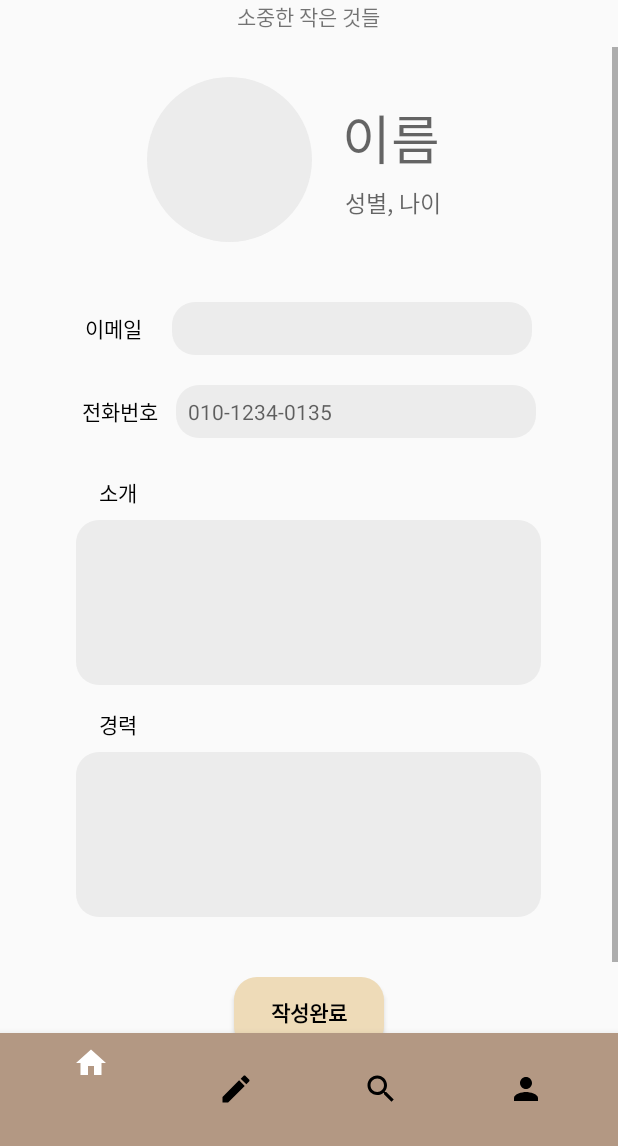
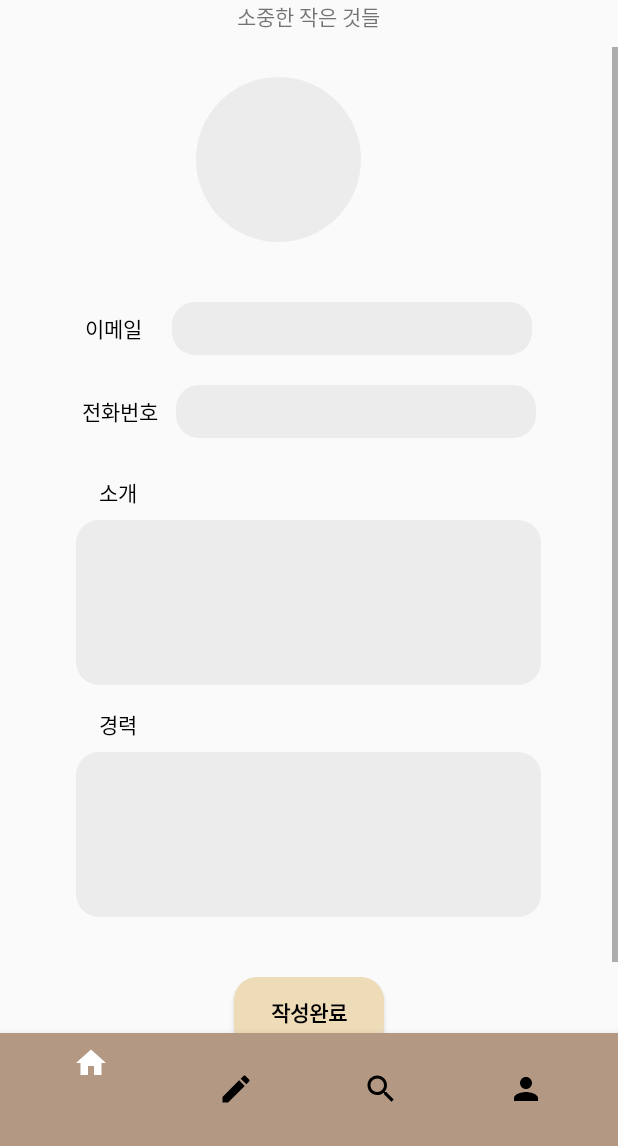
Before and after one commit to kangyeson/Sumtan, an Android app: the fragment Frag_write_user placed in its activity, on a phone screen of 412 x 824 dp, the part 90-1236 px from its top. Run offline under Robolectric (Android 15) with nearby library versions, the phone set to English and light mode, and no system bars; our stand-ins replace Firebase (no records; nobody signed in at launch, a user with empty details on screens opened directly).

Commit message:
중간커밋

```diff
--- a/app/build.gradle
+++ b/app/build.gradle
@@ -6,7 +6,7 @@ android {
     buildToolsVersion "30.0.2"
 
     defaultConfig {
-        applicationId "kr.hs.emirim.cho.sumtan"
+        applicationId "kr.hs.emirim.sumtan"
         minSdkVersion 16
         multiDexEnabled true
         targetSdkVersion 30
--- a/app/src/main/java/kr/hs/emirim/sumtan/Frag_write_user.java
+++ b/app/src/main/java/kr/hs/emirim/sumtan/Frag_write_user.java
@@ -3,13 +3,11 @@ package kr.hs.emirim.sumtan;
 import android.content.Intent;
 import android.os.Bundle;
 import android.text.TextUtils;
-import android.util.Log;
 import android.view.LayoutInflater;
 import android.view.View;
 import android.view.ViewGroup;
 import android.widget.Button;
 import android.widget.EditText;
-import android.widget.TextView;
 import android.widget.Toast;
 
 import androidx.annotation.NonNull;
@@ -19,9 +17,7 @@ import androidx.fragment.app.Fragment;
 import com.google.android.gms.tasks.OnCompleteListener;
 import com.google.android.gms.tasks.Task;
 import com.google.firebase.auth.FirebaseAuth;
-import com.google.firebase.auth.FirebaseUser;
 import com.google.firebase.firestore.DocumentReference;
-import com.google.firebase.firestore.DocumentSnapshot;
 import com.google.firebase.firestore.FieldValue;
 import com.google.firebase.firestore.FirebaseFirestore;
 
@@ -37,33 +33,22 @@ public class Frag_write_user extends Fragment {
 
     private EditText information;
     private EditText career;
-    private TextView user_email;
-    private TextView user_tele;
-    private TextView user_name;
     private Button btn_write;
     private String randomName;
 
-    private FirebaseAuth mAuth;
-    private FirebaseUser currentUser=null;
-    private String user_id;
-
-    FirebaseFirestore db=null;
+    private FirebaseAuth firebaseAuth;
+    private String current_user_id;
 
     @Nullable
     @Override
     public View onCreateView(@NonNull LayoutInflater inflater, @Nullable ViewGroup container, @Nullable Bundle savedInstanceState) {
         view = inflater.inflate(R.layout.activity_frag_write_user, container, false);
 
-        mAuth=FirebaseAuth.getInstance();
-        db= FirebaseFirestore.getInstance();
-        currentUser= mAuth.getCurrentUser();
+        firebaseAuth=FirebaseAuth.getInstance();
+        current_user_id=firebaseAuth.getCurrentUser().getUid();
 
         information=(EditText)view.findViewById(R.id.informationEditText);
         career=(EditText)view.findViewById(R.id.careerEditText);
-        user_email=(TextView)view.findViewById(R.id.user_email);
-        user_tele=(TextView)view.findViewById(R.id.user_tele);
-        user_name=(TextView)view.findViewById(R.id.user_name);
-
         btn_write=(Button)view.findViewById(R.id.btn_write);
 
         btn_write.setOnClickListener(new View.OnClickListener(){
@@ -74,10 +59,7 @@ public class Frag_write_user extends Fragment {
 
                 if(!TextUtils.isEmpty(info) && !TextUtils.isEmpty(car)){
                     randomName= FieldValue.serverTimestamp().toString();
-                    if(currentUser!=null) {
-                        user_id = currentUser.getUid();
-                        addResume();
-                    }
+                    addResume();
                 }
             }
         });
@@ -85,26 +67,13 @@ public class Frag_write_user extends Fragment {
         return view;
     }
 
-    @Override
-    public void onStart() {
-        super.onStart();
-
-        if(currentUser!=null){
-            user_id=currentUser.getUid();
-            showETele();
-        }else{
-
-        }
-
-    }
-
     private void addResume(){
-        Resume resume=new Resume(info, car);
+        FirebaseFirestore db=FirebaseFirestore.getInstance();
 
         Map<String, Object> resumeMap=new HashMap<>();
-        resumeMap.put("user_id", user_id);
-        resumeMap.put("info", resume.getInfo());
-        resumeMap.put("career", resume.getCareer());
+        resumeMap.put("user_id", current_user_id);
+        resumeMap.put("info", info);
+        resumeMap.put("career", car);
         resumeMap.put("timestamp", FieldValue.serverTimestamp());
 
         db.collection("Resume").add(resumeMap).addOnCompleteListener(new OnCompleteListener<DocumentReference>() {
@@ -112,7 +81,7 @@ public class Frag_write_user extends Fragment {
             public void onComplete(@NonNull Task<DocumentReference> task) {
                 if(task.isSuccessful()){
                     Toast.makeText(getContext(), "이력서 작성 완료", Toast.LENGTH_SHORT).show();
-                    showResume();
+                    startActivity(new Intent(getContext(), MainActivity.class));
                 }else{
                     String error=task.getException().getMessage();
                     Toast.makeText(getContext(), "Firestore Error : "+error, Toast.LENGTH_SHORT).show();
@@ -120,49 +89,4 @@ public class Frag_write_user extends Fragment {
             }
         });
     }
-
-    private void showResume() {
-        DocumentReference docRef=db.collection("Users").document(user_id);
-        docRef.get().addOnCompleteListener(new OnCompleteListener<DocumentSnapshot>() {
-            @Override
-            public void onComplete(@NonNull Task<DocumentSnapshot> task) {
-                if(task.isSuccessful()){
-                    DocumentSnapshot document=task.getResult();
-                    if(document.exists()){
-                        Resume resume=document.toObject(Resume.class);
-
-                        information.setText(resume.getInfo());
-                        user_tele.setText(resume.getCareer());
-                    }else{
-                        Log.d("LoginActivity => ", "No such document");
-                    }
-                }else{
-
-                }
-            }
-        });
-    }
-
-    private void showETele() {
-        DocumentReference docRef=db.collection("Users").document(user_id);
-        docRef.get().addOnCompleteListener(new OnCompleteListener<DocumentSnapshot>() {
-            @Override
-            public void onComplete(@NonNull Task<DocumentSnapshot> task) {
-                if(task.isSuccessful()){
-                    DocumentSnapshot document=task.getResult();
-                    if(document.exists()){
-                        User user=document.toObject(User.class);
-
-                        user_name.setText(user.getName());
-                        user_email.setText(currentUser.getEmail());
-                        user_tele.setText(user.getTele());
-                    }else{
-                        Log.d("LoginActivity => ", "No such document");
-                    }
-                }else{
-
-                }
-            }
-        });
-    }
 }
--- a/app/src/main/java/kr/hs/emirim/sumtan/User.java
+++ b/app/src/main/java/kr/hs/emirim/sumtan/User.java
@@ -1,4 +1,6 @@
 package kr.hs.emirim.sumtan;
+
+import com.google.firebase.firestore.PropertyName;
 
 public class User {
     private String name;
@@ -13,18 +15,22 @@ public class User {
         this.tele = tele;
     }
 
+    @PropertyName("name")
     public String getName() {
         return name;
     }
 
+    @PropertyName("name")
     public void setName(String name) {
         this.name = name;
     }
 
+    @PropertyName("tele")
     public String getTele() {
         return tele;
     }
 
+    @PropertyName("name")
     public void setTele(String tele) {
         this.tele = tele;
     }
--- a/app/src/main/java/kr/hs/emirim/sumtan/UserSetupActivity.java
+++ b/app/src/main/java/kr/hs/emirim/sumtan/UserSetupActivity.java
@@ -15,7 +15,6 @@ import androidx.appcompat.app.AppCompatActivity;
 import com.google.android.gms.tasks.OnCompleteListener;
 import com.google.android.gms.tasks.Task;
 import com.google.firebase.auth.FirebaseAuth;
-import com.google.firebase.database.DatabaseReference;
 import com.google.firebase.firestore.FirebaseFirestore;
 
 import java.util.HashMap;
@@ -62,14 +61,14 @@ public class UserSetupActivity extends AppCompatActivity {
     private void adduser() {
         FirebaseFirestore db=FirebaseFirestore.getInstance();
 
-        User user=new User(user_name, user_tele);
+        User user=new User(user_name, user_email);
 
         Map<String, String> userMap=new HashMap<>();
         userMap.put("email", user_email);
         userMap.put("name", user.getName());
         userMap.put("tele", user.getTele());
 
-        db.collection("Users").document(user_id).set(userMap).addOnCompleteListener(new OnCompleteListener<Void>() {
+        db.collection("Users").document(user_id).set(user).addOnCompleteListener(new OnCompleteListener<Void>() {
             @Override
             public void onComplete(@NonNull Task<Void> task) {
                 if(task.isSuccessful()){
--- a/app/src/main/res/layout/activity_frag_search_user.xml
+++ b/app/src/main/res/layout/activity_frag_search_user.xml
@@ -55,7 +55,7 @@
             android:textAlignment="textStart"
             android:textSize="18dp"
             tools:ignore="RtlCompat"
-            android:onClick="onSearchDialog"/>
+            />
 
     </LinearLayout>
 
--- a/app/src/main/res/layout/activity_frag_write_user.xml
+++ b/app/src/main/res/layout/activity_frag_write_user.xml
@@ -61,21 +61,12 @@
                     android:layout_gravity="center_vertical"
                     >
 
-                    <TextView
+                    <EditText
+                        android:id="@+id/user_name"
                         android:layout_width="wrap_content"
                         android:layout_height="wrap_content"
                         android:layout_marginLeft="20dp"
                         android:textSize="35dp"
-                        android:hint="이름"
-                        android:background="@null"/>
-
-                    <TextView
-                        android:layout_width="wrap_content"
-                        android:layout_height="wrap_content"
-                        android:layout_marginLeft="22dp"
-                        android:layout_marginTop="5dp"
-                        android:textSize="15dp"
-                        android:hint="성별, 나이"
                         android:background="@null"/>
 
                 </LinearLayout>
@@ -127,14 +118,14 @@
                         android:textColor="#000000"
                         />
 
-                    <TextView
+                    <EditText
+                        android:id="@+id/user_phone"
                         android:layout_width="240dp"
                         android:layout_height="35dp"
                         android:layout_gravity="end"
                         android:layout_marginLeft="12dp"
                         android:background="@drawable/introduce_box"
                         android:inputType="textLongMessage"
-                        android:hint="010-1234-0135"
                         android:padding="8dp"
                         android:textSize="14dp"
                         />
```
